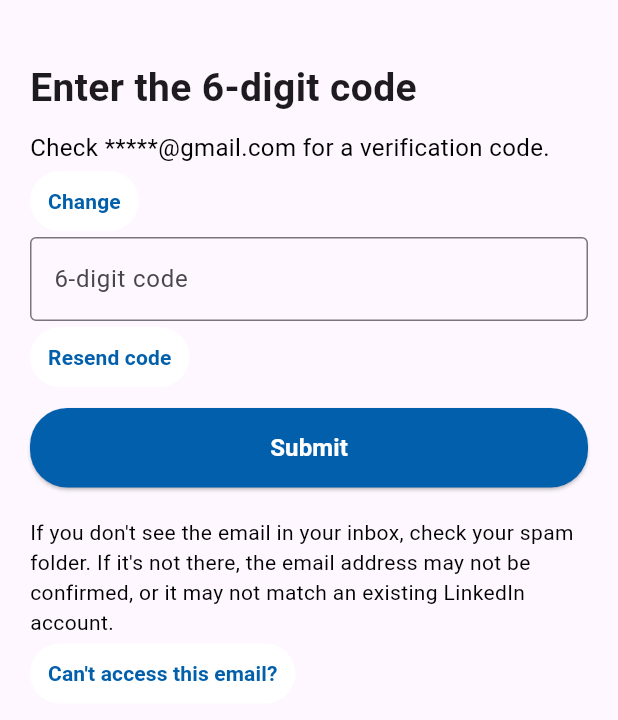
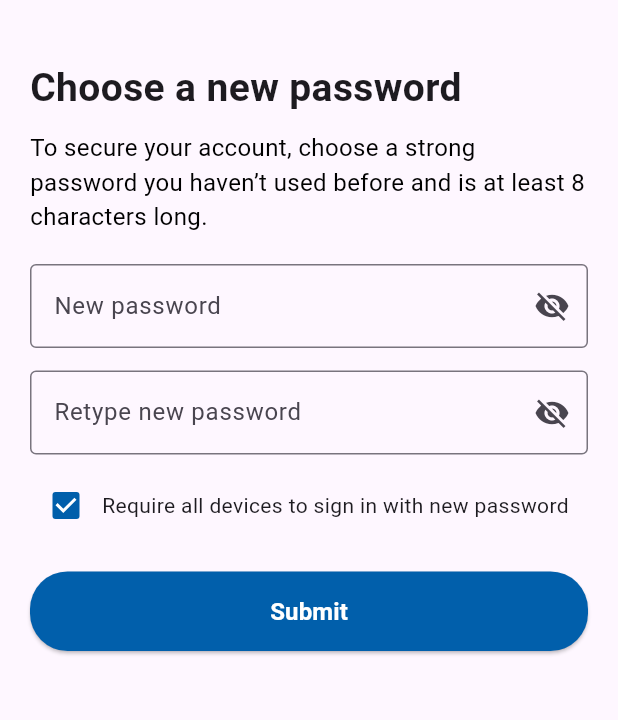
Before and after one commit to ClinkedIn/Cross-Platform, a Flutter app: the VerificationCodeScreen screen opened directly, after a tap on "Submit", on a phone screen of 412 x 824 dp. Shown: the top 720 px of the screen. Run offline on Flutter 3.47's test engine with Material 3 defaults, Android fonts, the phone set to English and light mode, and no system bars; our stand-ins replace flutter_riverpod.

Commit message:
newpassword_page Done

```diff
--- /dev/null
+++ b/lockedin/lib/presentation/pages/new_password_page.dart
@@ -0,0 +1,110 @@
+import 'package:flutter/material.dart';
+
+class NewPasswordScreen extends StatefulWidget {
+  @override
+  _NewPasswordScreenState createState() => _NewPasswordScreenState();
+}
+
+class _NewPasswordScreenState extends State<NewPasswordScreen> {
+  bool _passwordVisible = false;
+  bool _confirmPasswordVisible = false;
+  bool _requireSignIn = true;
+
+  @override
+  Widget build(BuildContext context) {
+    return Scaffold(
+      body: Padding(
+        padding: const EdgeInsets.all(20.0),
+        child: Column(
+          crossAxisAlignment: CrossAxisAlignment.start,
+          children: [
+            SizedBox(height: 20),
+            Text(
+              'Choose a new password',
+              style: TextStyle(fontSize: 26, fontWeight: FontWeight.bold),
+            ),
+            SizedBox(height: 10),
+            Text(
+              "To secure your account, choose a strong password you haven’t used before and is at least 8 characters long.",
+              style: TextStyle(fontSize: 16, color: Colors.black),
+            ),
+            SizedBox(height: 20),
+            TextField(
+              obscureText: !_passwordVisible,
+              decoration: InputDecoration(
+                labelText: "New password",
+                border: OutlineInputBorder(),
+                suffixIcon: IconButton(
+                  icon: Icon(
+                    _passwordVisible ? Icons.visibility : Icons.visibility_off,
+                  ),
+                  onPressed: () {
+                    setState(() {
+                      _passwordVisible = !_passwordVisible;
+                    });
+                  },
+                ),
+              ),
+            ),
+            SizedBox(height: 15),
+            TextField(
+              obscureText: !_confirmPasswordVisible,
+              decoration: InputDecoration(
+                labelText: "Retype new password",
+                border: OutlineInputBorder(),
+                suffixIcon: IconButton(
+                  icon: Icon(
+                    _confirmPasswordVisible ? Icons.visibility : Icons.visibility_off,
+                  ),
+                  onPressed: () {
+                    setState(() {
+                      _confirmPasswordVisible = !_confirmPasswordVisible;
+                    });
+                  },
+                ),
+              ),
+            ),
+            SizedBox(height: 10),
+            Row(
+              children: [
+                Checkbox(
+                  value: _requireSignIn,
+                  checkColor: Colors.white,
+                  activeColor: Color.fromARGB(255, 1, 95, 171),
+                  onChanged: (value) {
+                    setState(() {
+                      _requireSignIn = value!;
+                    });
+                  },
+                ),
+                Text("Require all devices to sign in with new password"),
+              ],
+            ),
+            SizedBox(height: 20),
+            SizedBox(
+              width: double.infinity,
+              child: ElevatedButton(
+                onPressed: () {},
+                style: ElevatedButton.styleFrom(
+                  backgroundColor: Color.fromARGB(255, 1, 95, 171),
+                  padding: EdgeInsets.symmetric(vertical: 15),
+                  shape: RoundedRectangleBorder(
+                    borderRadius: BorderRadius.circular(25),
+                  ),
+                ),
+                child: Text(
+                  'Submit',
+                  style: TextStyle(
+                    fontSize: 16,
+                    fontWeight: FontWeight.bold,
+                    color: Colors.white,
+                  ),
+                ),
+              ),
+            ),
+          ],
+        ),
+      ),
+    );
+  }
+}
--- a/lockedin/lib/presentation/pages/verification_code_page.dart
+++ b/lockedin/lib/presentation/pages/verification_code_page.dart
@@ -1,5 +1,6 @@
 import 'package:flutter/material.dart';
 import 'package:lockedin/presentation/pages/forgot_password_page.dart';
+import 'package:lockedin/presentation/pages/new_password_page.dart';
 
 class VerificationCodeScreen extends StatelessWidget {
   @override
@@ -68,7 +69,14 @@ class VerificationCodeScreen extends StatelessWidget {
             SizedBox(
               width: double.infinity,
               child: ElevatedButton(
-                onPressed: () {},
+                onPressed: () {
+                  Navigator.push(
+                    context,
+                    MaterialPageRoute(
+                      builder: (context) => NewPasswordScreen(),
+                    ),
+                  );
+                },
                 style: ElevatedButton.styleFrom(
                   backgroundColor: Color.fromARGB(255, 1, 95, 171),
                   padding: EdgeInsets.symmetric(vertical: 15),
```
